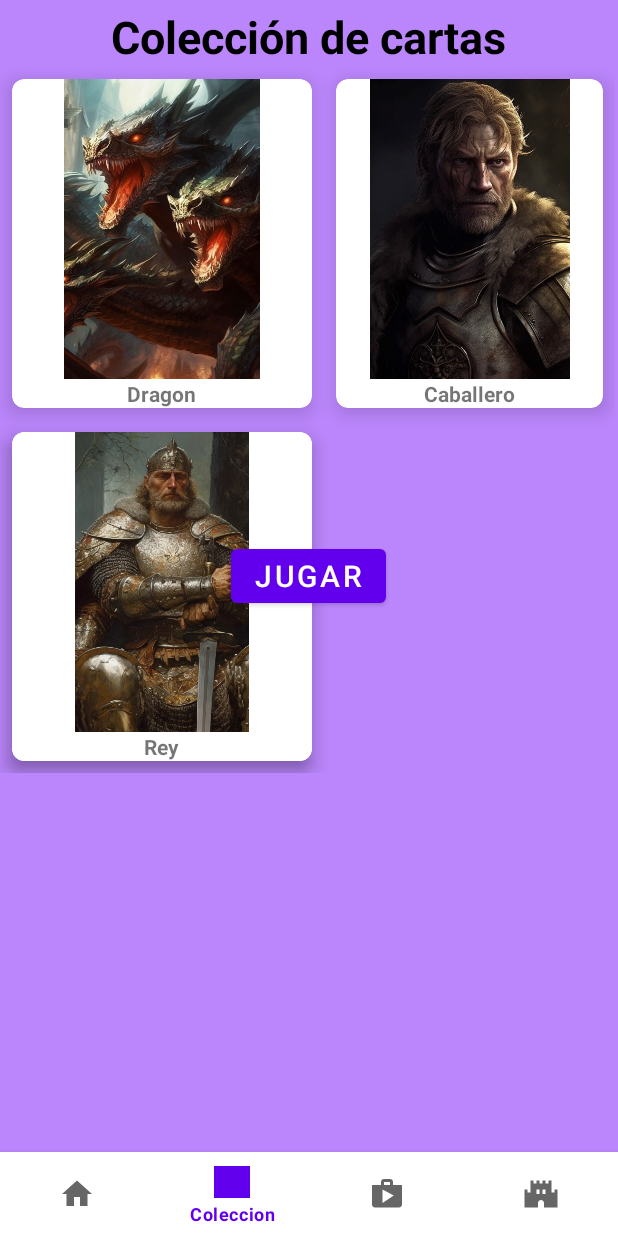
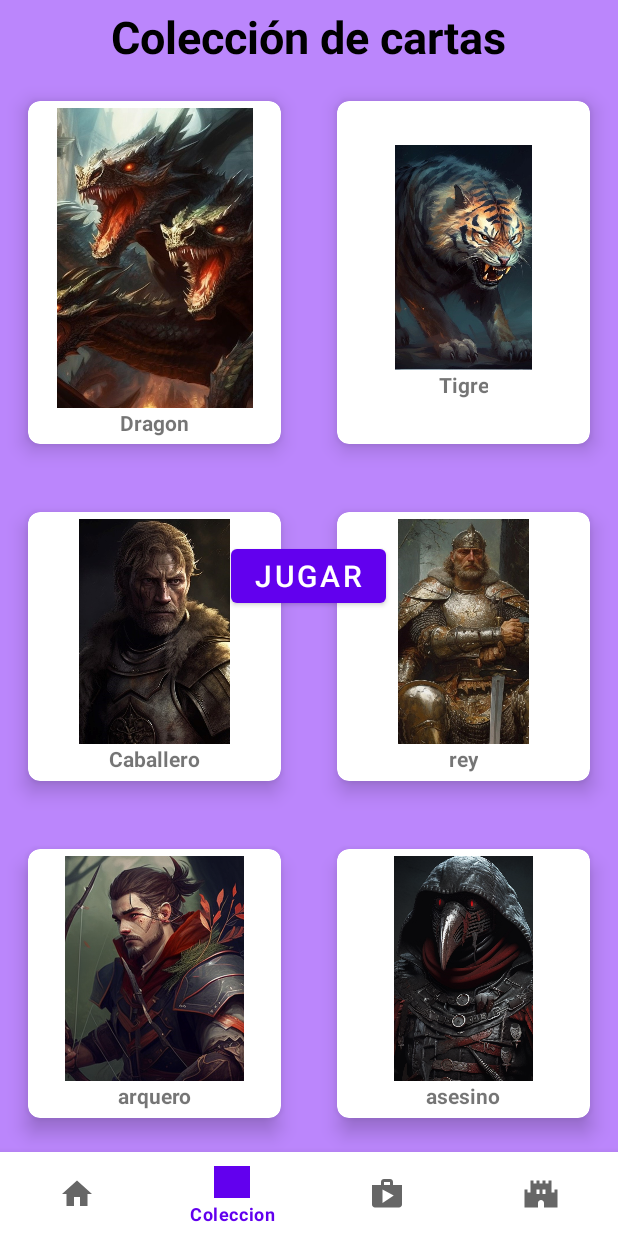
Before and after one commit to TheGameGuild/WarOfKingdoms, an Android app: the screen it shows after launch (MainActivity), item 2 of the bottom bar chosen, on a phone screen of 412 x 824 dp. Run offline under Robolectric (Android 15) with nearby library versions, the phone set to English and light mode, and no system bars.

Commit message:
coleccion cartas

```diff
--- a/WarOfKingdoms/app/src/main/res/layout/fragment_colection.xml
+++ b/WarOfKingdoms/app/src/main/res/layout/fragment_colection.xml
@@ -21,14 +21,14 @@
         android:textSize="30sp"
         android:textStyle="bold" />
     <GridLayout
-        android:layout_width="wrap_content"
-        android:layout_height="wrap_content"
+        android:layout_width="match_parent"
+        android:layout_height="match_parent"
         android:layout_below="@+id/titulo"
         android:rowCount="3"
         android:columnCount="2">
 
         <androidx.cardview.widget.CardView
-            android:layout_width="wrap_content"
+            android:layout_width="150dp"
             android:layout_height="wrap_content"
             android:layout_row="0"
             android:layout_rowWeight="1"
@@ -37,18 +37,18 @@
             android:layout_gravity="fill"
             android:layout_margin="8dp"
             app:cardCornerRadius="8dp"
-            app:cardElevation="8dp">
+            app:cardElevation="8dp"
+            app:cardUseCompatPadding="true"
+            android:id="@+id/dragon">
 
             <LinearLayout
                 android:layout_width="wrap_content"
                 android:layout_height="wrap_content"
+                android:layout_gravity="center_vertical|center_horizontal"
                 android:gravity="center"
-                android:orientation="vertical"
-                android:layout_gravity="center_vertical|center_horizontal"
->
+                android:orientation="vertical">
 
                 <ImageView
-                    android:id="@+id/dragon"
                     android:layout_width="200dp"
                     android:layout_height="200dp"
                     android:src="@drawable/dragon" />
@@ -61,10 +61,9 @@
                     android:textStyle="bold" />
             </LinearLayout>
         </androidx.cardview.widget.CardView>
-
         <androidx.cardview.widget.CardView
-            android:layout_width="178dp"
-            android:layout_height="100dp"
+            android:layout_width="wrap_content"
+            android:layout_height="wrap_content"
             android:layout_row="0"
             android:layout_rowWeight="1"
             android:layout_column="1"
@@ -72,19 +71,57 @@
             android:layout_gravity="fill"
             android:layout_margin="8dp"
             app:cardCornerRadius="8dp"
-            app:cardElevation="8dp">
+            app:cardElevation="8dp"
+            app:cardUseCompatPadding="true"
+            android:id="@+id/tigre">
 
             <LinearLayout
                 android:layout_width="wrap_content"
                 android:layout_height="wrap_content"
+                android:gravity="center"
+                android:orientation="vertical"
                 android:layout_gravity="center_vertical|center_horizontal"
-                android:gravity="center"
-                android:orientation="vertical">
+                >
 
                 <ImageView
-                    android:id="@+id/caballero"
-                    android:layout_width="200dp"
-                    android:layout_height="200dp"
+                    android:layout_width="150dp"
+                    android:layout_height="150dp"
+                    android:src="@drawable/tigre" />
+
+                <TextView
+                    android:layout_width="wrap_content"
+                    android:layout_height="wrap_content"
+                    android:text="Tigre"
+                    android:textAlignment="center"
+                    android:textStyle="bold" />
+            </LinearLayout>
+        </androidx.cardview.widget.CardView>
+        <androidx.cardview.widget.CardView
+            android:layout_width="wrap_content"
+            android:layout_height="wrap_content"
+            android:layout_row="1"
+            android:layout_rowWeight="1"
+            android:layout_column="0"
+            android:layout_columnWeight="1"
+            android:layout_gravity="fill"
+            android:layout_margin="8dp"
+            app:cardCornerRadius="8dp"
+            app:cardElevation="8dp"
+            app:cardUseCompatPadding="true"
+            android:id="@+id/caballero">
+
+
+            <LinearLayout
+                android:layout_width="wrap_content"
+                android:layout_height="wrap_content"
+                android:gravity="center"
+                android:orientation="vertical"
+                android:layout_gravity="center_vertical|center_horizontal"
+                >
+
+                <ImageView
+                    android:layout_width="150dp"
+                    android:layout_height="150dp"
                     android:src="@drawable/caballero" />
 
                 <TextView
@@ -100,29 +137,32 @@
             android:layout_height="wrap_content"
             android:layout_row="1"
             android:layout_rowWeight="1"
-            android:layout_column="0"
+            android:layout_column="1"
             android:layout_columnWeight="1"
             android:layout_gravity="fill"
             android:layout_margin="8dp"
             app:cardCornerRadius="8dp"
-            app:cardElevation="8dp">
+            app:cardElevation="8dp"
+            app:cardUseCompatPadding="true"
+            android:id="@+id/rey">
 
             <LinearLayout
                 android:layout_width="wrap_content"
                 android:layout_height="wrap_content"
+                android:gravity="center"
+                android:orientation="vertical"
                 android:layout_gravity="center_vertical|center_horizontal"
-                android:gravity="center"
-                android:orientation="vertical">
+                >
 
                 <ImageView
-                    android:layout_width="200dp"
-                    android:layout_height="200dp"
+                    android:layout_width="150dp"
+                    android:layout_height="150dp"
                     android:src="@drawable/rey" />
 
                 <TextView
                     android:layout_width="wrap_content"
                     android:layout_height="wrap_content"
-                    android:text="Rey"
+                    android:text="rey"
                     android:textAlignment="center"
                     android:textStyle="bold" />
             </LinearLayout>
@@ -130,31 +170,69 @@
         <androidx.cardview.widget.CardView
             android:layout_width="wrap_content"
             android:layout_height="wrap_content"
-            android:layout_row="1"
+            android:layout_row="2"
+            android:layout_rowWeight="1"
+            android:layout_column="1"
+            android:layout_columnWeight="1"
+            android:layout_gravity="fill"
+            android:layout_margin="8dp"
+            app:cardCornerRadius="8dp"
+            app:cardElevation="8dp"
+            app:cardUseCompatPadding="true"
+            android:id="@+id/asesino">
+
+            <LinearLayout
+                android:layout_width="wrap_content"
+                android:layout_height="wrap_content"
+                android:gravity="center"
+                android:orientation="vertical"
+                android:layout_gravity="center_vertical|center_horizontal"
+                >
+
+                <ImageView
+                    android:layout_width="150dp"
+                    android:layout_height="150dp"
+                    android:src="@drawable/asesino" />
+
+                <TextView
+                    android:layout_width="wrap_content"
+                    android:layout_height="wrap_content"
+                    android:text="asesino"
+                    android:textAlignment="center"
+                    android:textStyle="bold" />
+            </LinearLayout>
+        </androidx.cardview.widget.CardView>
+        <androidx.cardview.widget.CardView
+            android:layout_width="wrap_content"
+            android:layout_height="wrap_content"
+            android:layout_row="2"
             android:layout_rowWeight="1"
             android:layout_column="0"
             android:layout_columnWeight="1"
             android:layout_gravity="fill"
             android:layout_margin="8dp"
             app:cardCornerRadius="8dp"
-            app:cardElevation="8dp">
+            app:cardElevation="8dp"
+            app:cardUseCompatPadding="true"
+            android:id="@+id/arquero">
 
             <LinearLayout
                 android:layout_width="wrap_content"
                 android:layout_height="wrap_content"
+                android:gravity="center"
+                android:orientation="vertical"
                 android:layout_gravity="center_vertical|center_horizontal"
-                android:gravity="center"
-                android:orientation="vertical">
+                >
 
                 <ImageView
-                    android:layout_width="200dp"
-                    android:layout_height="200dp"
-                    android:src="@drawable/rey" />
+                    android:layout_width="150dp"
+                    android:layout_height="150dp"
+                    android:src="@drawable/arquero" />
 
                 <TextView
                     android:layout_width="wrap_content"
                     android:layout_height="wrap_content"
-                    android:text="Rey"
+                    android:text="arquero"
                     android:textAlignment="center"
                     android:textStyle="bold" />
             </LinearLayout>
@@ -163,6 +241,9 @@
 
 
 
+
+
+
     </GridLayout>
 
 </RelativeLayout>
```
Also changed, not shown: WarOfKingdoms/app/src/main/res/drawable/arquero.png (added), WarOfKingdoms/app/src/main/res/drawable/asesino.png (added), WarOfKingdoms/app/src/main/res/drawable/elfa.png (added).
